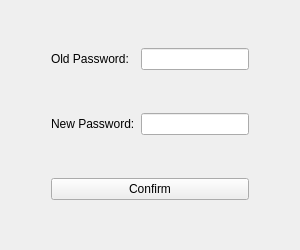
Before: the Qt Designer form Client/OneRoom/OneRoomClient/ChangePasswordWindow.ui in TaihouDaisuki/OneRoom, drawn with Qt 5.
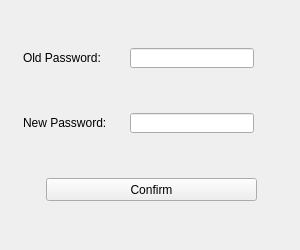
After: the same form once the commit is applied.

What changed in the file:
```diff
--- a/Client/OneRoom/OneRoomClient/ChangePasswordWindow.ui
+++ b/Client/OneRoom/OneRoomClient/ChangePasswordWindow.ui
@@ -25,61 +25,71 @@
   <property name="windowTitle">
    <string>Form</string>
   </property>
-  <layout class="QGridLayout" name="gridLayout">
-   <item row="0" column="1">
     <widget class="QLabel" name="label">
+   <property name="geometry">
+    <rect>
+     <x>23</x>
+     <y>48</y>
+     <width>101</width>
+     <height>20</height>
+    </rect>
+   </property>
+   <property name="sizePolicy">
+    <sizepolicy hsizetype="Preferred" vsizetype="Preferred">
+     <horstretch>0</horstretch>
+     <verstretch>0</verstretch>
+    </sizepolicy>
+   </property>
      <property name="text">
       <string>Old Password:</string>
      </property>
     </widget>
-   </item>
-   <item row="0" column="2">
-    <widget class="QLineEdit" name="oldPwLineEdit"/>
-   </item>
-   <item row="1" column="1">
+  <widget class="QLineEdit" name="oldPwLineEdit">
+   <property name="geometry">
+    <rect>
+     <x>130</x>
+     <y>48</y>
+     <width>124</width>
+     <height>20</height>
+    </rect>
+   </property>
+  </widget>
     <widget class="QLabel" name="label_2">
+   <property name="geometry">
+    <rect>
+     <x>23</x>
+     <y>113</y>
+     <width>101</width>
+     <height>20</height>
+    </rect>
+   </property>
      <property name="text">
       <string>New Password:</string>
      </property>
     </widget>
-   </item>
-   <item row="1" column="2">
-    <widget class="QLineEdit" name="newPwLineEdit"/>
-   </item>
-   <item row="0" column="3">
-    <spacer name="horizontalSpacer_2">
-     <property name="orientation">
-      <enum>Qt::Horizontal</enum>
-     </property>
-     <property name="sizeHint" stdset="0">
-      <size>
-       <width>40</width>
+  <widget class="QLineEdit" name="newPwLineEdit">
+   <property name="geometry">
+    <rect>
+     <x>130</x>
+     <y>113</y>
+     <width>124</width>
        <height>20</height>
-      </size>
-     </property>
-    </spacer>
-   </item>
-   <item row="0" column="0">
-    <spacer name="horizontalSpacer_3">
-     <property name="orientation">
-      <enum>Qt::Horizontal</enum>
-     </property>
-     <property name="sizeHint" stdset="0">
-      <size>
-       <width>40</width>
-       <height>20</height>
-      </size>
-     </property>
-    </spacer>
-   </item>
-   <item row="2" column="1" colspan="2">
+    </rect>
+   </property>
+  </widget>
     <widget class="QPushButton" name="confirmButton">
+   <property name="geometry">
+    <rect>
+     <x>46</x>
+     <y>178</y>
+     <width>211</width>
+     <height>23</height>
+    </rect>
+   </property>
      <property name="text">
       <string>Confirm</string>
      </property>
     </widget>
-   </item>
-  </layout>
  </widget>
  <resources/>
  <connections/>
```
Lines whose indentation alone changed are shown as unchanged.
